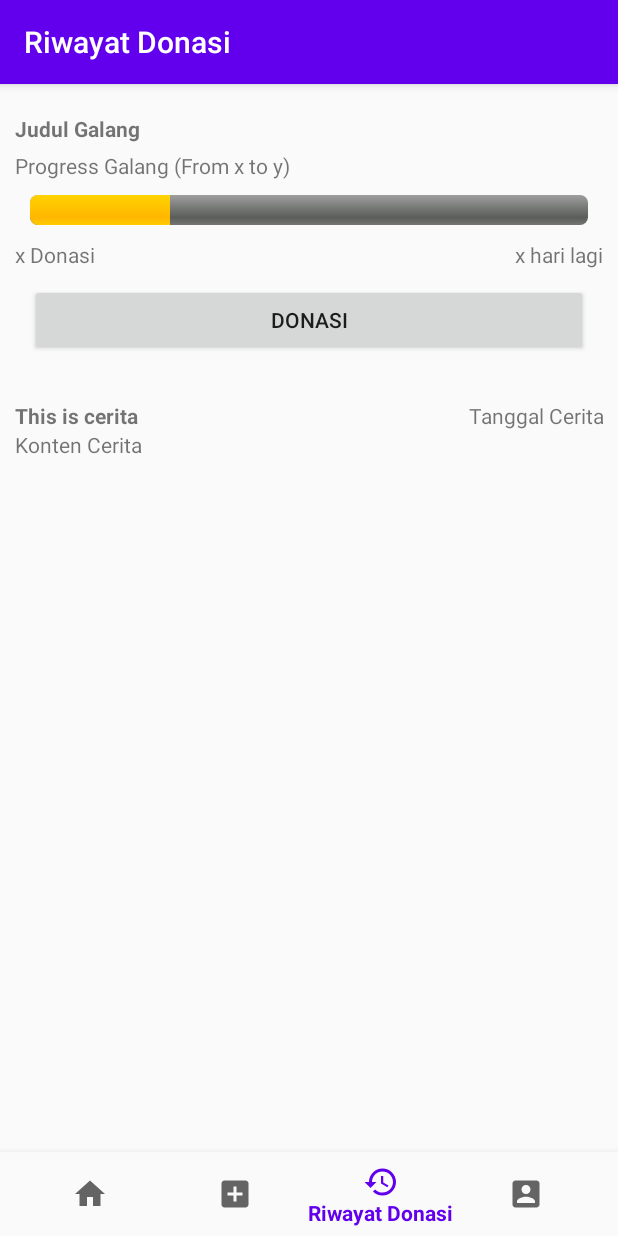
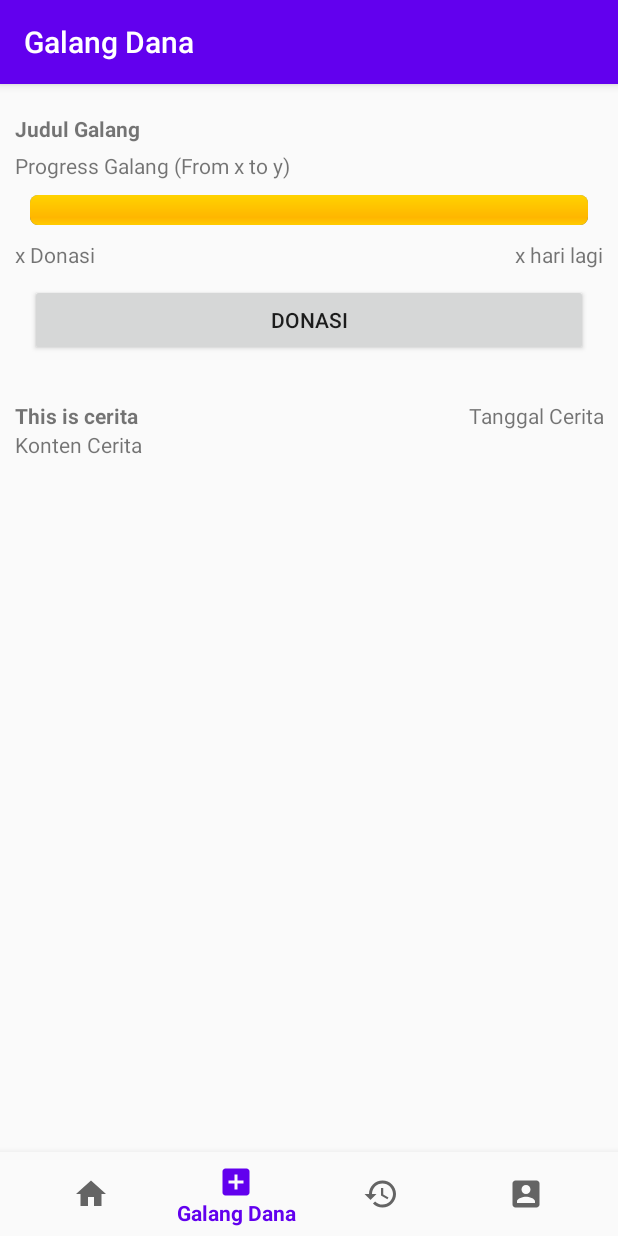
Before and after one commit to winlian99/ProyekAplikasiDonasi, an Android app: the GalangFragment screen opened through its navigation route, on a phone screen of 412 x 824 dp. Run offline under Robolectric (Android 15) with nearby library versions, the phone set to English and light mode, and no system bars; our stand-ins replace Firebase (no records; nobody signed in at launch, a user with empty details on screens opened directly), navigation-ui; 10 statements that could not run were skipped.

Commit message:
Test: Getting data from database, Success

```diff
--- a/app/src/main/java/com/example/proyekaplikasidonasi/ui/galang/GalangFragment.kt
+++ b/app/src/main/java/com/example/proyekaplikasidonasi/ui/galang/GalangFragment.kt
@@ -1,13 +1,22 @@
 package com.example.proyekaplikasidonasi.ui.galang
 
 import android.os.Bundle
+import android.util.Log
 import android.view.LayoutInflater
 import android.view.View
 import android.view.ViewGroup
+import android.widget.Toast
 import androidx.fragment.app.Fragment
 import com.example.proyekaplikasidonasi.R
+import com.google.common.primitives.UnsignedBytes.toInt
+import com.google.firebase.auth.FirebaseAuth
+import com.google.firebase.firestore.FirebaseFirestore
+import com.google.firebase.ktx.Firebase
+import kotlinx.android.synthetic.main.fragment_galang.*
 
 class GalangFragment : Fragment() {
+
+    private lateinit var mAuth: FirebaseAuth
 
     override fun onCreateView(
             inflater: LayoutInflater,
@@ -16,4 +25,33 @@ class GalangFragment : Fragment() {
     ): View? {
         return inflater.inflate(R.layout.fragment_galang, container, false)
     }
+
+    override fun onViewCreated(view: View, savedInstanceState: Bundle?) {
+        super.onViewCreated(view, savedInstanceState)
+
+        mAuth = FirebaseAuth.getInstance()
+
+        val db = FirebaseFirestore.getInstance()
+        val dbCol = "galang_dana"
+        val userId = "galang_test"
+
+        db.collection(dbCol).document(userId).get().addOnSuccessListener {
+            var data = it?.data as MutableMap<String, String>
+            judul_galang.setText(data.get("name").toString())
+            text_progress.setText("Rp. " + data.get("donated_cash").toString()
+                    + " terkumpul dari Rp. " + data.get("target").toString())
+            val a = data.get("donated_cash").toString().toFloat()
+            val b = data.get("target").toString().toFloat()
+            val c = ((25000000/b) * 100).toInt()
+            progress_galang.setProgress(c)
+            Log.d("Value of c: ", c.toString())
+            jumlah_donasi.setText(data.get("donated_num").toString())
+            batas_galang.setText("Berakhir pada tanggal " + data.get("limit").toString())
+            description_title.setText(data.get("description_title").toString())
+            description_date.setText(data.get("date").toString())
+            description.setText(data.get("description").toString())
+        }.addOnFailureListener{
+            Toast.makeText(context,"Error", Toast.LENGTH_SHORT).show()
+        }
+    }
 }
--- a/app/src/main/res/layout/fragment_galang.xml
+++ b/app/src/main/res/layout/fragment_galang.xml
@@ -1,99 +1,110 @@
 <?xml version="1.0" encoding="utf-8"?>
-<ScrollView
-    xmlns:android="http://schemas.android.com/apk/res/android"
+<ScrollView xmlns:android="http://schemas.android.com/apk/res/android"
     xmlns:tools="http://schemas.android.com/tools"
     android:layout_width="match_parent"
-    android:layout_height="match_parent">
+    android:layout_height="match_parent"
+    tools:context=".ui.galang.GalangFragment">
 
     <LinearLayout
-        android:orientation="vertical"
         android:layout_width="match_parent"
-        android:layout_height="match_parent">
+        android:layout_height="match_parent"
+        android:orientation="vertical">
+
+        <ImageView
+            android:id="@+id/image_galang"
+            android:layout_width="match_parent"
+            android:layout_height="wrap_content"/>
 
         <LinearLayout
-            android:layout_margin="10sp"
-            android:orientation="vertical"
             android:id="@+id/header_galang"
             android:layout_width="match_parent"
             android:layout_height="wrap_content"
+            android:layout_margin="10sp"
+            android:orientation="vertical"
             tools:ignore="MissingConstraints">
+
             <TextView
-                android:textStyle="bold"
-                android:paddingTop="10sp"
+                android:id="@+id/judul_galang"
                 android:layout_width="match_parent"
                 android:layout_height="wrap_content"
-                android:id="@+id/judul_galang"
-                android:text="Judul Galang"/>
+                android:paddingTop="10sp"
+                android:text="Judul Galang"
+                android:textStyle="bold" />
 
             <TextView
+                android:id="@+id/text_progress"
+                android:layout_width="match_parent"
+                android:layout_height="wrap_content"
                 android:paddingTop="5sp"
-                android:id="@+id/text_progress"
-                android:text="Progress Galang (From x to y)"
-                android:layout_width="match_parent"
-                android:layout_height="wrap_content"/>
+                android:text="Progress Galang (From x to y)" />
 
             <ProgressBar
-                android:padding="10sp"
-                android:progress="25"
+                android:id="@+id/progress_galang"
                 style="@android:style/Widget.ProgressBar.Horizontal"
                 android:layout_width="match_parent"
-                android:layout_height="wrap_content"/>
+                android:layout_height="wrap_content"
+                android:padding="10sp"
+                android:progress="25" />
 
             <LinearLayout
-                android:orientation="horizontal"
                 android:layout_width="match_parent"
-                android:layout_height="wrap_content">
+                android:layout_height="wrap_content"
+                android:orientation="horizontal">
+
                 <TextView
+                    android:id="@+id/jumlah_donasi"
                     android:layout_width="wrap_content"
                     android:layout_height="wrap_content"
-                    android:id="@+id/jumlah_donasi"
-                    android:text="x Donasi"/>
+                    android:text="x Donasi" />
 
                 <TextView
+                    android:id="@+id/batas_galang"
                     android:layout_width="match_parent"
                     android:layout_height="wrap_content"
-                    android:id="@+id/batas_galang"
-                    android:text="x hari lagi"
-                    android:gravity="end"/>
+                    android:gravity="end"
+                    android:text="x hari lagi" />
             </LinearLayout>
 
             <Button
-                android:layout_margin="10sp"
                 android:layout_width="match_parent"
                 android:layout_height="wrap_content"
-                android:text="DONASI"/>
+                android:layout_margin="10sp"
+                android:text="DONASI" />
 
         </LinearLayout>
 
         <LinearLayout
-            android:layout_margin="10sp"
-            android:orientation="vertical"
             android:id="@+id/cerita_galang"
             android:layout_width="match_parent"
-            android:layout_height="wrap_content">
+            android:layout_height="wrap_content"
+            android:layout_margin="10sp"
+            android:orientation="vertical">
 
             <LinearLayout
-                android:orientation="horizontal"
                 android:layout_width="match_parent"
-                android:layout_height="wrap_content">
+                android:layout_height="wrap_content"
+                android:orientation="horizontal">
 
                 <TextView
-                    android:textStyle="bold"
+                    android:id="@+id/description_title"
                     android:layout_width="wrap_content"
                     android:layout_height="wrap_content"
-                    android:text="This is cerita"/>
+                    android:text="This is cerita"
+                    android:textStyle="bold" />
 
                 <TextView
+                    android:id="@+id/description_date"
                     android:layout_width="match_parent"
                     android:layout_height="wrap_content"
-                    android:text="Tanggal Cerita"
-                    android:gravity="right"/>
+                    android:gravity="right"
+                    android:text="Tanggal Cerita" />
             </LinearLayout>
 
             <TextView
+                android:id="@+id/description"
                 android:layout_width="match_parent"
                 android:layout_height="wrap_content"
-                android:text="Konten Cerita"/>
+                android:text="Konten Cerita" />
         </LinearLayout>
 
     </LinearLayout>
--- a/app/src/main/res/navigation/mobile_navigation.xml
+++ b/app/src/main/res/navigation/mobile_navigation.xml
@@ -13,15 +13,15 @@
 
     <fragment
         android:id="@+id/navigation_galang"
-        android:name="com.example.proyekaplikasidonasi.ui.riwayat.RiwayatFragment"
+        android:name="com.example.proyekaplikasidonasi.ui.galang.GalangFragment"
         android:label="@string/title_galang"
-        tools:layout="@layout/fragment_riwayat" />
+        tools:layout="@layout/fragment_galang" />
 
     <fragment
         android:id="@+id/navigation_riwayat"
-        android:name="com.example.proyekaplikasidonasi.ui.galang.GalangFragment"
+        android:name="com.example.proyekaplikasidonasi.ui.riwayat.RiwayatFragment"
         android:label="@string/title_riwayat"
-        tools:layout="@layout/fragment_galang" />
+        tools:layout="@layout/fragment_riwayat" />
 
     <fragment
         android:id="@+id/navigation_profile"
```
